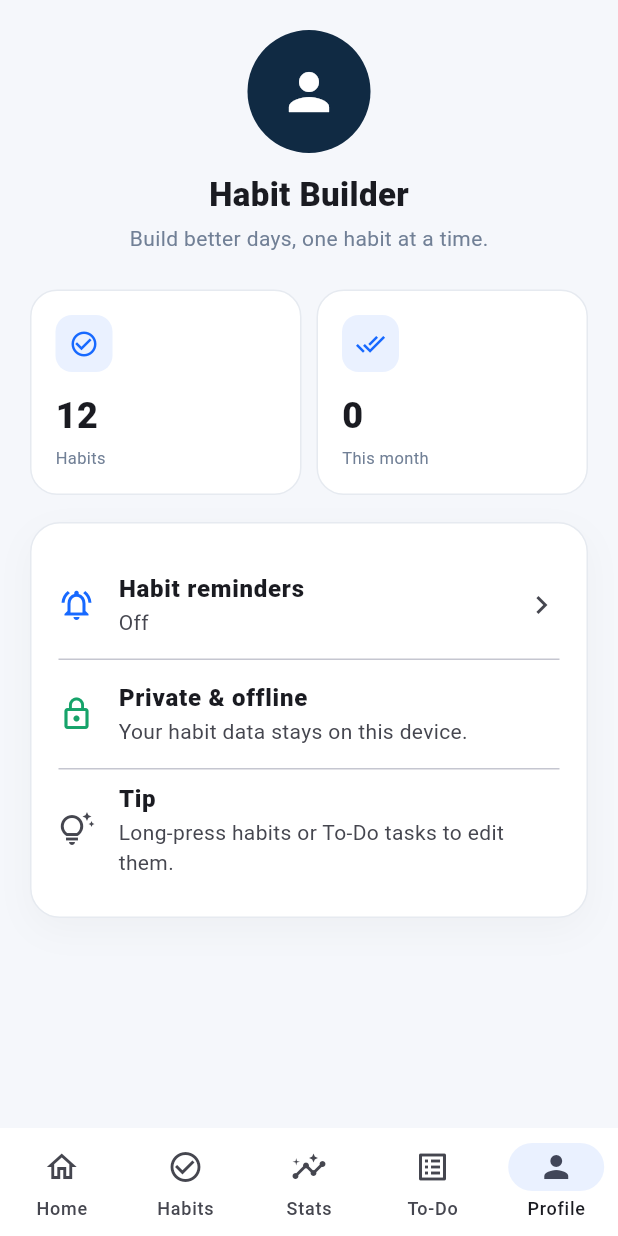
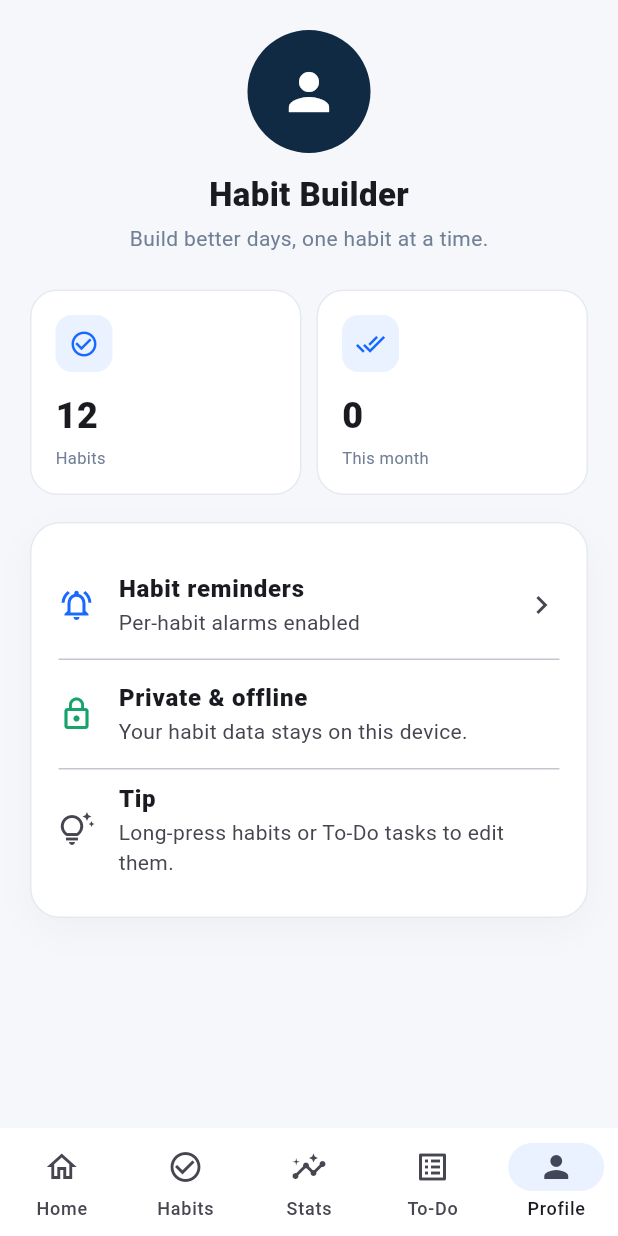
Before and after one commit to VegirajuMahaveerVarma/Habit-Tracker, a Flutter app: the screen it shows after launch, item 5 of the bottom bar chosen, on a phone screen of 412 x 824 dp. Run offline on Flutter 3.47's test engine with Material 3 defaults, Android fonts, the phone set to English and light mode, and no system bars; our stand-ins replace flutter_local_notifications, shared_preferences, timezone.

Commit message:
Fix habit reminder scheduling flow

```diff
--- a/lib/main.dart
+++ b/lib/main.dart
@@ -80,7 +80,9 @@ class _AppShellState extends State<AppShell> {
       reminders = r;
     });
 
-    if (r.enabled) await _scheduleReminders(r);
+    // Per-habit reminders are the source of truth. They must keep working
+    // even if the old global reminder setting was left disabled.
+    await _scheduleReminders();
   }
 
   int _notificationId(Habit habit) {
@@ -91,11 +93,12 @@ class _AppShellState extends State<AppShell> {
     return value % 100000 + 1;
   }
 
-  Future<void> _scheduleReminders(ReminderSettings settings) async {
+  Future<void> _scheduleReminders() async {
     await notifications.cancelAll();
-    if (!settings.enabled) return;
-
-    for (final habit in habits.where((item) => item.active && item.reminderEnabled)) {
+
+    for (final habit in habits.where(
+      (item) => item.active && item.reminderEnabled,
+    )) {
       await notifications.scheduleDaily(
         id: _notificationId(habit),
         habitName: habit.name,
@@ -138,7 +141,7 @@ class _AppShellState extends State<AppShell> {
     });
 
     await storage.saveHabits(habits);
-    if (reminders.enabled) await _scheduleReminders(reminders);
+    await _scheduleReminders();
   }
 
   Future<void> _editHabit(Habit habit) async {
@@ -173,7 +176,7 @@ class _AppShellState extends State<AppShell> {
       if (confirmed == true && mounted) {
         setState(() => habits.removeWhere((item) => item.id == habit.id));
         await storage.saveHabits(habits);
-        if (reminders.enabled) await _scheduleReminders(reminders);
+        await _scheduleReminders();
       }
       return;
     }
@@ -186,7 +189,7 @@ class _AppShellState extends State<AppShell> {
     habit.reminderMinute = result.reminderMinute;
     setState(() {});
     await storage.saveHabits(habits);
-    if (reminders.enabled) await _scheduleReminders(reminders);
+    await _scheduleReminders();
   }
 
   Future<void> _addTodo() async {
@@ -235,7 +238,9 @@ class _AppShellState extends State<AppShell> {
 
     setState(() => reminders = result);
     await storage.saveReminderSettings(result);
-    await _scheduleReminders(result);
+    // Keep this setting for compatibility with existing data, but scheduling
+    // itself is driven by each habit's Daily reminder switch.
+    await _scheduleReminders();
   }
 
   @override
@@ -1831,7 +1836,7 @@ class ProfilePage extends StatelessWidget {
                     subtitle: Text(
                       reminders.enabled
                           ? 'On · each habit has its own reminder time'
-                          : 'Off',
+                          : 'Per-habit alarms enabled',
                     ),
                     trailing: const Icon(Icons.chevron_right),
                   ),
@@ -1842,11 +1847,11 @@ class ProfilePage extends StatelessWidget {
                       Icons.lock_outline,
                       color: AppColors.green,
                     ),
-                    title: Text(
+                    title: const Text(
                       'Private & offline',
                       style: TextStyle(fontWeight: FontWeight.w800),
                     ),
-                    subtitle: Text(
+                    subtitle: const Text(
                       'Your habit data stays on this device.',
                     ),
                   ),
@@ -1854,11 +1859,11 @@ class ProfilePage extends StatelessWidget {
                   const ListTile(
                     contentPadding: EdgeInsets.zero,
                     leading: Icon(Icons.tips_and_updates_outlined),
-                    title: Text(
+                    title: const Text(
                       'Tip',
                       style: TextStyle(fontWeight: FontWeight.w800),
                     ),
-                    subtitle: Text(
+                    subtitle: const Text(
                       'Long-press habits or To-Do tasks to edit them.',
                     ),
                   ),
```
